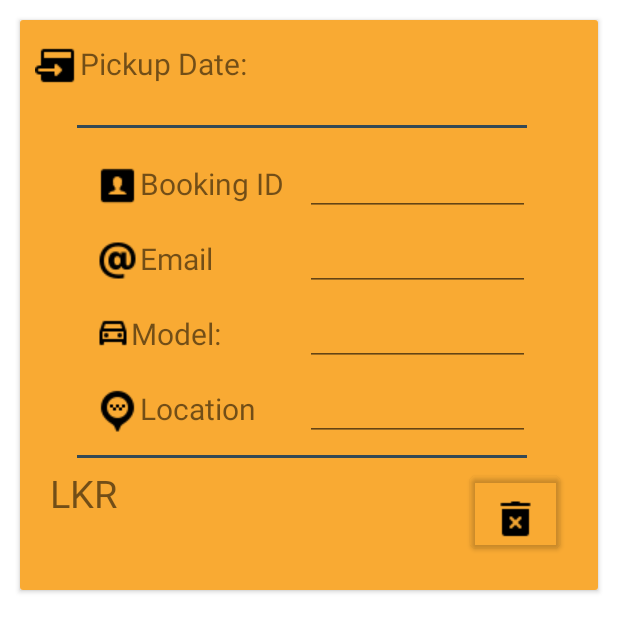
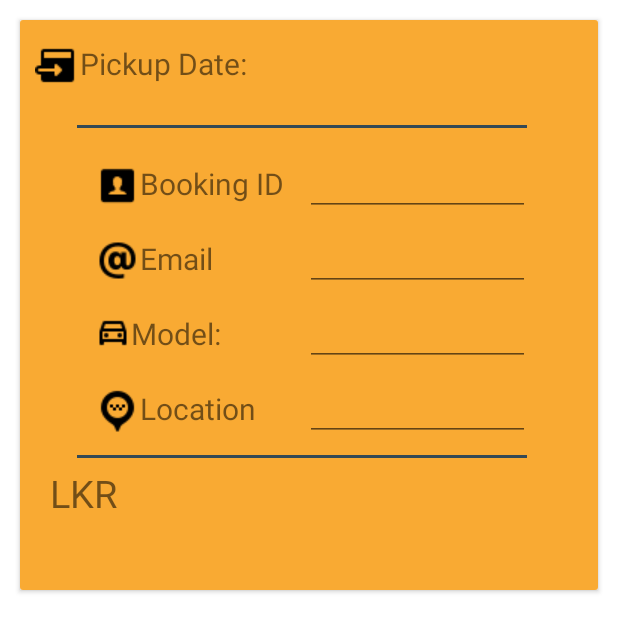
Before and after one commit to ks-nishan/TeamMark, an Android app: the layout item.xml on its own in the app's theme, with its tools: preview values and no code run, on a phone screen of 412 x 824 dp. Shown: the top 632 px of the screen. Run offline under Robolectric (Android 15) with nearby library versions, the phone set to English and light mode, and no system bars.

Commit message:
trip class

```diff
--- a/Sanjay/src/main/java/com/example/myproject/Trip.java
+++ b/Sanjay/src/main/java/com/example/myproject/Trip.java
@@ -128,6 +128,10 @@ btn2.setOnClickListener(new View.OnClickListener() {
     @Override
     public void onClick(View v) {
 
+
+
+
+
     }
 });
 
--- a/Sanjay/src/main/res/layout/item.xml
+++ b/Sanjay/src/main/res/layout/item.xml
@@ -144,19 +144,7 @@ android:background="@color/yellow"
             android:id="@+id/PastOrder_Total2"
             ></TextView>
 
-        <Button
-            android:layout_width="60dp"
-            android:layout_height="60dp"
-            android:id="@+id/PastOrder_Deletebutton"
-            android:layout_marginLeft="300dp"
-            android:layout_marginTop="298dp"
-            android:backgroundTint="@color/transparent"
-            android:drawableBottom="@drawable/delete"
 
-            >
-
-
-        </Button>
 
     </RelativeLayout>
 
```
Also changed, not shown: Sanjay/src/main/res/layout/activity_show_all_past.xml (+16 -1 lines).
